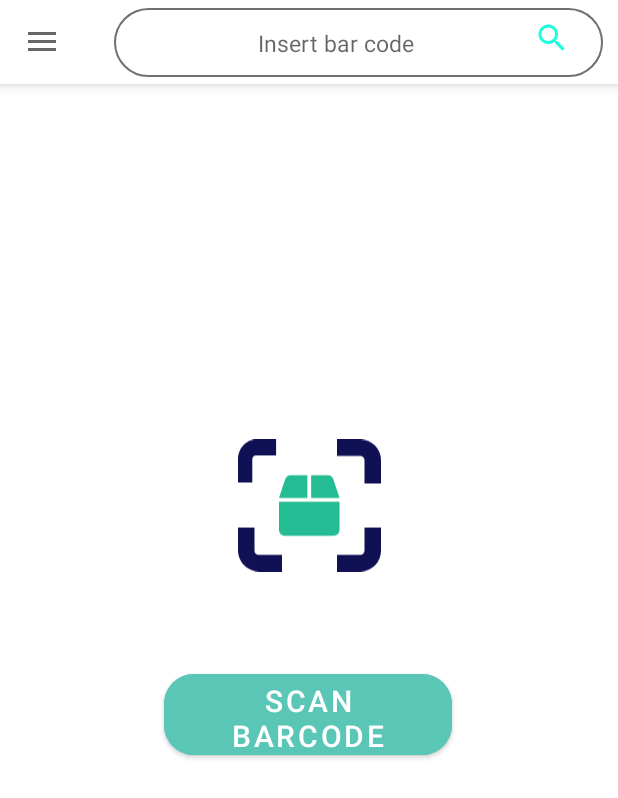
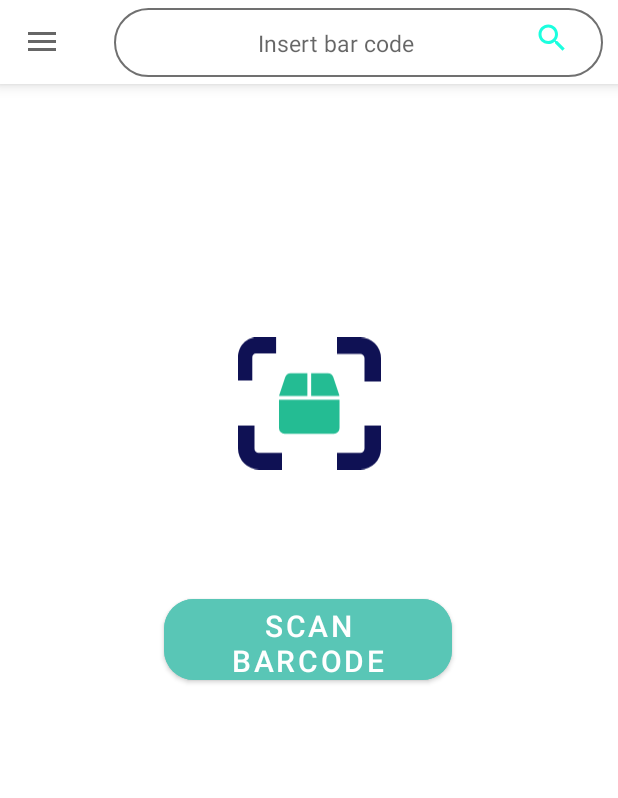
Before and after one commit to AndreiBaicu26/air_deposit_android, an Android app: the HomeFragment screen opened directly, with no data from a screen before it, on a phone screen of 412 x 824 dp. Shown: the top 798 px of the screen. Run offline under Robolectric (Android 15) with nearby library versions, the phone set to English and light mode, and no system bars; our stand-ins replace data binding, navigation-ui; Roboto replaces fonts that are not available here; 2 statements that could not run were skipped.

Commit message:
Implemented barcode scanner and finding product in firebase with cde scanned

```diff
--- a/app/src/main/AndroidManifest.xml
+++ b/app/src/main/AndroidManifest.xml
@@ -3,6 +3,8 @@
     package="com.example.airdeposit">
     <uses-permission android:name="android.permission.INTERNET" />
     <uses-permission android:name="android.permission.ACCESS_NETWORK_STATE" />
+    <uses-permission android:name="android.permission.CAMERA"/>
+
     <application
         android:allowBackup="true"
         android:icon="@mipmap/ic_launcher"
--- /dev/null
+++ b/app/src/main/java/com/example/airdeposit/CallBackProduct.java
@@ -0,0 +1,6 @@
+package com.example.airdeposit;
+
+public interface CallBackProduct {
+
+    void onCallbackProduct(Product product);
+}
--- a/app/src/main/java/com/example/airdeposit/fragments/HomeFragment.java
+++ b/app/src/main/java/com/example/airdeposit/fragments/HomeFragment.java
@@ -1,21 +1,67 @@
 package com.example.airdeposit.fragments;
 
+import android.Manifest;
+import android.app.AlertDialog;
+import android.content.DialogInterface;
+import android.content.pm.PackageManager;
+import android.os.Build;
 import android.os.Bundle;
 import android.view.LayoutInflater;
 import android.view.View;
 import android.view.ViewGroup;
+import android.widget.Toast;
 
 import androidx.annotation.NonNull;
 import androidx.annotation.Nullable;
+import androidx.core.app.ActivityCompat;
+import androidx.core.content.ContextCompat;
 import androidx.fragment.app.Fragment;
+import androidx.navigation.Navigation;
 
+import com.example.airdeposit.MainActivity;
 import com.example.airdeposit.R;
+import com.example.airdeposit.databinding.FragmentHomeBinding;
+
+import static android.Manifest.permission.CAMERA;
 
 public class HomeFragment extends Fragment {
+
+    private FragmentHomeBinding binding;
 
     @Nullable
     @Override
     public View onCreateView(@NonNull LayoutInflater inflater, @Nullable ViewGroup container, @Nullable Bundle savedInstanceState) {
-        return inflater.inflate(R.layout.fragment_home, container, false);
+
+        binding = FragmentHomeBinding.inflate(inflater, container, false);
+        View view = binding.getRoot();
+        binding.btnScan.setOnClickListener(new View.OnClickListener() {
+            @Override
+            public void onClick(View v) {
+//
+                Navigation.findNavController(v).navigate(R.id.action_homeFragment_to_cameraScanFragment);
+            }
+        });
+
+        return view;
+    }
+
+
+
+//
+    @Override
+    public void onViewCreated(@NonNull View view, @Nullable Bundle savedInstanceState) {
+        super.onViewCreated(view, savedInstanceState);
+
+
+
+    }
+
+
+
+
+    @Override
+    public void onDestroy() {
+        super.onDestroy();
+        binding = null;
     }
 }
--- a/app/src/main/res/layout/custom_toolbar.xml
+++ b/app/src/main/res/layout/custom_toolbar.xml
@@ -18,6 +18,7 @@
         android:background="@drawable/input_field">
 
         <EditText
+            android:id="@+id/inputProductId"
             android:layout_width="0dp"
             android:layout_height="wrap_content"
             android:layout_marginStart="15dp"
@@ -27,13 +28,14 @@
             android:textColor="@color/backGround"
             android:textSize="15sp"
             app:layout_constraintBottom_toBottomOf="parent"
-            app:layout_constraintEnd_toStartOf="@+id/imageSearch"
+            app:layout_constraintEnd_toStartOf="@+id/imgSearch"
             app:layout_constraintHorizontal_bias="0.5"
             app:layout_constraintStart_toStartOf="parent"
             app:layout_constraintTop_toTopOf="parent" />
 
         <ImageView
-            android:id="@+id/imageSearch"
+            android:onClick="imgPressSearchProduct"
+            android:id="@+id/imgSearch"
             android:layout_width="wrap_content"
             android:layout_height="wrap_content"
             android:layout_marginTop="8dp"
--- a/app/src/main/res/layout/fragment_add_storage.xml
+++ b/app/src/main/res/layout/fragment_add_storage.xml
@@ -1,4 +1,5 @@
 <?xml version="1.0" encoding="utf-8"?>
+
 <RelativeLayout xmlns:android="http://schemas.android.com/apk/res/android"
     android:layout_width="match_parent"
     android:layout_height="match_parent"
--- a/app/src/main/res/layout/fragment_home.xml
+++ b/app/src/main/res/layout/fragment_home.xml
@@ -1,7 +1,10 @@
 <?xml version="1.0" encoding="utf-8"?>
-<androidx.constraintlayout.widget.ConstraintLayout xmlns:android="http://schemas.android.com/apk/res/android"
-    xmlns:app="http://schemas.android.com/apk/res-auto"
-    xmlns:tools="http://schemas.android.com/tools"
+<layout
+    xmlns:android="http://schemas.android.com/apk/res/android"
+    xmlns:app="http://schemas.android.com/apk/res-auto">
+
+<androidx.constraintlayout.widget.ConstraintLayout
+
     android:id="@+id/fragment_home"
     android:layout_width="match_parent"
     android:layout_height="match_parent"
@@ -12,8 +15,9 @@
         android:layout_width="95dp"
         android:layout_height="114dp"
 
-        android:layout_marginTop="224dp"
+        android:layout_marginTop="156dp"
         app:layout_constraintEnd_toEndOf="parent"
+        app:layout_constraintHorizontal_bias="0.5"
         app:layout_constraintStart_toStartOf="parent"
         app:layout_constraintTop_toTopOf="parent"
         app:srcCompat="@drawable/ic_scanner" />
@@ -21,6 +25,7 @@
     <com.google.android.material.button.MaterialButton
         android:id="@+id/btn_scan"
         android:layout_width="192dp"
+        android:maxWidth="192dp"
         android:layout_height="66dp"
         android:backgroundTint="@color/lightGreenMint"
         android:text="SCAN BARCODE"
@@ -31,5 +36,7 @@
         app:layout_constraintHorizontal_bias="0.497"
         app:layout_constraintStart_toStartOf="parent"
         app:layout_constraintTop_toBottomOf="@+id/imageView"
-        app:layout_constraintVertical_bias="0.135" />
+        app:layout_constraintVertical_bias="0.156"
+        />
 </androidx.constraintlayout.widget.ConstraintLayout>
+</layout>
--- a/app/src/main/res/navigation/nav_graph.xml
+++ b/app/src/main/res/navigation/nav_graph.xml
@@ -9,37 +9,25 @@
         android:id="@+id/addGameFragment"
         android:name="com.example.airdeposit.fragments.AddGameFragment"
         android:label="AddGameFragment"
-        tools:layout="@layout/fragment_add_game">
-
-        <action
-            android:id="@+id/action_addGameFragment_to_homeFragment"
-            app:popUpTo="@id/homeFragment" />
-    </fragment>
+        tools:layout="@layout/fragment_add_game"/>
     <fragment
         android:id="@+id/addStorageFragment"
         android:name="com.example.airdeposit.fragments.AddStorageFragment"
         android:label="AddStorageFragment"
-        tools:layout="@layout/fragment_add_storage">
-
-        <action
-            android:id="@+id/action_addStorageFragment_to_homeFragment"
-            app:destination="@id/homeFragment" />
-    </fragment>
+        tools:layout="@layout/fragment_add_storage"/>
     <fragment
         android:id="@+id/homeFragment"
         android:name="com.example.airdeposit.fragments.HomeFragment"
         android:label="HomeFragment"
         tools:layout="@layout/fragment_home">
-
         <action
-            android:id="@+id/action_homeFragment_to_addGameFragment"
-            app:destination="@id/addGameFragment" />
+            android:id="@+id/action_homeFragment_to_cameraScanFragment"
+            app:destination="@id/cameraScanFragment" />
         <action
-            android:id="@+id/action_homeFragment_to_refillFragment"
-            app:destination="@id/refillFragment" />
-        <action
-            android:id="@+id/action_homeFragment_to_addStorageFragment"
-            app:destination="@id/addStorageFragment" />
+            android:id="@+id/action_homeFragment_to_productDetailsFragment"
+            app:destination="@id/productDetailsFragment"
+            app:popUpTo="@id/homeFragment"
+            app:popUpToInclusive="true" />
     </fragment>
     <fragment
         android:id="@+id/organiseFragment"
@@ -54,4 +42,32 @@
         tools:layout="@layout/fragment_refill">
 
     </fragment>
+    <fragment
+        android:id="@+id/cameraScanFragment"
+        android:name="com.example.airdeposit.fragments.CameraScanFragment"
+        android:label="fragment_camera_scan"
+        tools:layout="@layout/fragment_camera_scan" >
+        <action
+            android:id="@+id/action_cameraScanFragment_to_homeFragment"
+            app:destination="@id/homeFragment"
+            app:popUpTo="@id/homeFragment"
+            app:popUpToInclusive="true" />
+        <action
+            android:id="@+id/action_cameraScanFragment_to_productDetailsFragment"
+            app:destination="@id/productDetailsFragment"
+
+            app:popUpTo="@id/homeFragment"
+            app:popUpToInclusive="false" />
+    </fragment>
+    <fragment
+        android:id="@+id/productDetailsFragment"
+        android:name="com.example.airdeposit.fragments.ProductDetailsFragment"
+        android:label="fragment_product_details"
+        tools:layout="@layout/fragment_product_details" >
+        <action
+            android:id="@+id/action_productDetailsFragment_to_homeFragment"
+            app:destination="@id/homeFragment"
+            app:popUpTo="@id/homeFragment"
+            app:popUpToInclusive="true" />
+    </fragment>
 </navigation>
```
Also changed, not shown: app/build.gradle (+8 -1 lines), app/src/main/java/com/example/airdeposit/Firebase.java (+29 -0 lines), app/src/main/java/com/example/airdeposit/MainActivity.java (+39 -7 lines), app/src/main/java/com/example/airdeposit/Product.java (added, +91 -0 lines), app/src/main/java/com/example/airdeposit/StorageSpace.java (added, +12 -0 lines), app/src/main/java/com/example/airdeposit/fragments/CameraScanFragment.java (added, +157 -0 lines), app/src/main/java/com/example/airdeposit/fragments/ProductDetailsFragment.java (added, +42 -0 lines), app/src/main/res/layout/fragment_camera_scan.xml (added, +13 -0 lines), app/src/main/res/layout/fragment_product_details.xml (added, +142 -0 lines).
